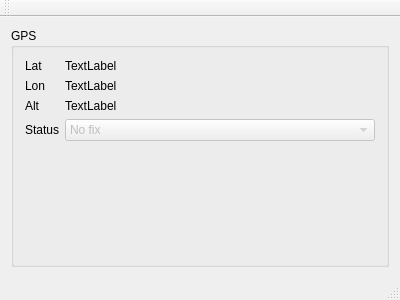
vranki/kittinger, file mainwindow.ui: the form before one commit.
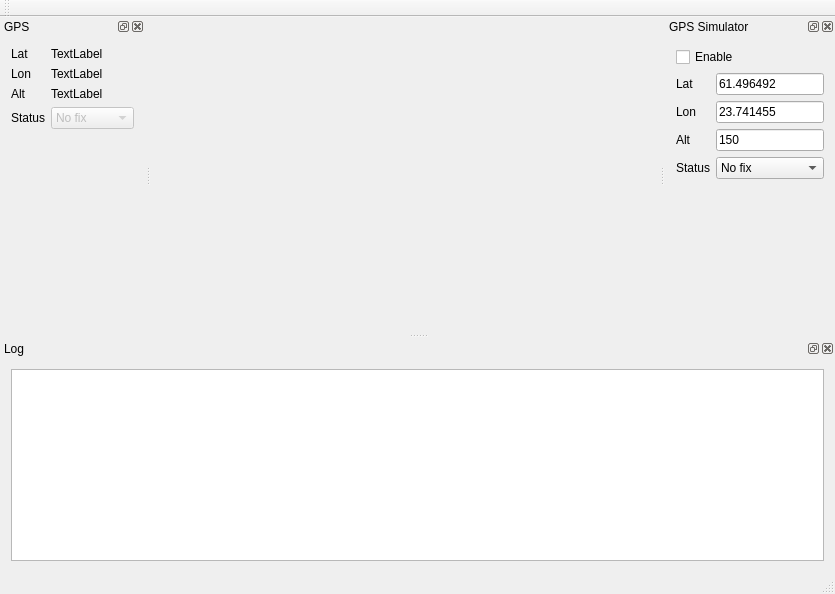
The form after the commit.

Commit message: gps simulator stuff

```diff
--- a/mainwindow.ui
+++ b/mainwindow.ui
@@ -6,20 +6,41 @@
    <rect>
     <x>0</x>
     <y>0</y>
-    <width>400</width>
-    <height>300</height>
+    <width>835</width>
+    <height>594</height>
    </rect>
   </property>
   <property name="windowTitle">
    <string>MainWindow</string>
   </property>
-  <widget class="QWidget" name="centralWidget">
-   <layout class="QVBoxLayout" name="verticalLayout_2">
-    <item>
-     <widget class="QGroupBox" name="groupBox">
-      <property name="title">
+  <widget class="QWidget" name="centralWidget"/>
+  <widget class="QMenuBar" name="menuBar">
+   <property name="geometry">
+    <rect>
+     <x>0</x>
+     <y>0</y>
+     <width>835</width>
+     <height>25</height>
+    </rect>
+   </property>
+  </widget>
+  <widget class="QToolBar" name="mainToolBar">
+   <attribute name="toolBarArea">
+    <enum>TopToolBarArea</enum>
+   </attribute>
+   <attribute name="toolBarBreak">
+    <bool>false</bool>
+   </attribute>
+  </widget>
+  <widget class="QStatusBar" name="statusBar"/>
+  <widget class="QDockWidget" name="dockWidget_3">
+   <property name="windowTitle">
        <string>GPS</string>
       </property>
+   <attribute name="dockWidgetArea">
+    <number>1</number>
+   </attribute>
+   <widget class="QWidget" name="dockWidgetContents_3">
       <layout class="QVBoxLayout" name="verticalLayout">
        <item>
         <layout class="QFormLayout" name="formLayout">
@@ -98,28 +119,112 @@
        </item>
       </layout>
      </widget>
+  </widget>
+  <widget class="QDockWidget" name="dockWidget_4">
+   <property name="windowTitle">
+    <string>Log</string>
+   </property>
+   <attribute name="dockWidgetArea">
+    <number>8</number>
+   </attribute>
+   <widget class="QWidget" name="dockWidgetContents_4">
+    <layout class="QVBoxLayout" name="verticalLayout_4">
+     <item>
+      <widget class="QTextEdit" name="logTextEdit"/>
     </item>
    </layout>
   </widget>
-  <widget class="QMenuBar" name="menuBar">
-   <property name="geometry">
-    <rect>
-     <x>0</x>
-     <y>0</y>
-     <width>400</width>
-     <height>25</height>
-    </rect>
-   </property>
   </widget>
-  <widget class="QToolBar" name="mainToolBar">
-   <attribute name="toolBarArea">
-    <enum>TopToolBarArea</enum>
+  <widget class="QDockWidget" name="dockWidget_5">
+   <property name="windowTitle">
+    <string>GPS Simulator</string>
+   </property>
+   <attribute name="dockWidgetArea">
+    <number>2</number>
    </attribute>
-   <attribute name="toolBarBreak">
-    <bool>false</bool>
-   </attribute>
-  </widget>
-  <widget class="QStatusBar" name="statusBar"/>
+   <widget class="QWidget" name="dockWidgetContents_5">
+    <layout class="QFormLayout" name="formLayout_2">
+     <item row="0" column="0" colspan="2">
+      <widget class="QCheckBox" name="gpsSimEnable">
+       <property name="text">
+        <string>Enable</string>
+       </property>
+      </widget>
+     </item>
+     <item row="1" column="0">
+      <widget class="QLabel" name="label_5">
+       <property name="text">
+        <string>Lat</string>
+       </property>
+      </widget>
+     </item>
+     <item row="1" column="1">
+      <widget class="QLineEdit" name="latEdit">
+       <property name="text">
+        <string>61.496492</string>
+       </property>
+      </widget>
+     </item>
+     <item row="2" column="0">
+      <widget class="QLabel" name="label_6">
+       <property name="text">
+        <string>Lon</string>
+       </property>
+      </widget>
+     </item>
+     <item row="2" column="1">
+      <widget class="QLineEdit" name="lonEdit">
+       <property name="text">
+        <string>23.741455</string>
+       </property>
+      </widget>
+     </item>
+     <item row="3" column="0">
+      <widget class="QLabel" name="label_7">
+       <property name="text">
+        <string>Alt</string>
+       </property>
+      </widget>
+     </item>
+     <item row="3" column="1">
+      <widget class="QLineEdit" name="altEdit">
+       <property name="text">
+        <string>150</string>
+       </property>
+      </widget>
+     </item>
+     <item row="4" column="0">
+      <widget class="QLabel" name="label_8">
+       <property name="text">
+        <string>Status</string>
+       </property>
+      </widget>
+     </item>
+     <item row="4" column="1">
+      <widget class="QComboBox" name="simStatusCombo">
+       <property name="enabled">
+        <bool>true</bool>
+       </property>
+       <item>
+        <property name="text">
+         <string>No fix</string>
+        </property>
+       </item>
+       <item>
+        <property name="text">
+         <string>Fix</string>
+        </property>
+       </item>
+       <item>
+        <property name="text">
+         <string>DGPS Fix</string>
+        </property>
+       </item>
+      </widget>
+     </item>
+    </layout>
+   </widget>
+  </widget>
  </widget>
  <layoutdefault spacing="6" margin="11"/>
  <resources/>
```
Lines whose indentation alone changed are shown as unchanged. The commit also changes 9 other files.
